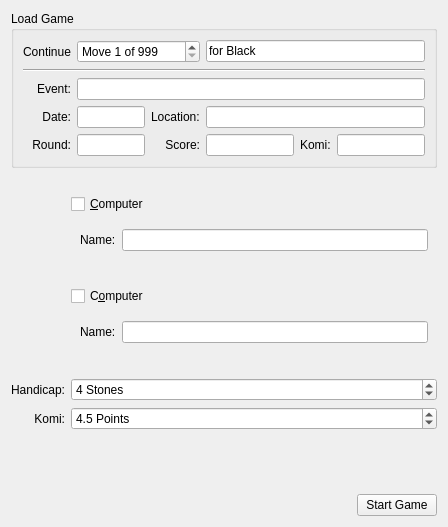
The window that src/gui/widgets/setupwidget.ui (KDE/kigo) describes before a commit, drawn with Qt 5.
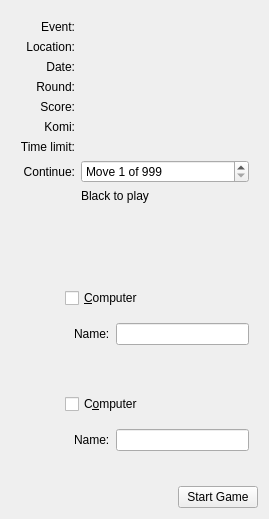
The same window after the commit. The open tabs and pages were chosen to show the change. Custom widgets are drawn as their Qt base class.

Commit message:
Fix loading of games.
Improve sgf parsing.
Leave it to gnugo to figure out the number of moves.
This went wrong even with the examples we ship since they contain variations.
Display more of the properties of loaded games.
Clean up the loading/starting of games and move it to the same position as the
status docker.

The edit to the form file:
```diff
--- a/src/gui/widgets/setupwidget.ui
+++ b/src/gui/widgets/setupwidget.ui
@@ -6,8 +6,8 @@
    <rect>
     <x>0</x>
     <y>0</y>
-    <width>448</width>
-    <height>527</height>
+    <width>269</width>
+    <height>510</height>
    </rect>
   </property>
   <layout class="QVBoxLayout" name="verticalLayout_2">
@@ -23,15 +23,15 @@
       <number>0</number>
      </property>
      <widget class="QWidget" name="newGamePage">
-      <layout class="QVBoxLayout" name="verticalLayout">
-       <item>
+      <layout class="QGridLayout" name="gridLayout_2">
+       <item row="0" column="0">
         <widget class="QLabel" name="label_12">
          <property name="text">
           <string>Board size:</string>
          </property>
         </widget>
        </item>
-       <item>
+       <item row="1" column="0" colspan="2">
         <widget class="QRadioButton" name="sizeSmall">
          <property name="text">
           <string>Tiny (9x9)</string>
@@ -41,14 +41,14 @@
          </property>
         </widget>
        </item>
-       <item>
+       <item row="2" column="0" colspan="2">
         <widget class="QRadioButton" name="sizeMedium">
          <property name="text">
           <string>Small (13x13)</string>
          </property>
         </widget>
        </item>
-       <item>
+       <item row="3" column="0" colspan="2">
         <widget class="QRadioButton" name="sizeBig">
          <property name="text">
           <string>Normal (19x19)</string>
@@ -58,7 +58,7 @@
          </property>
         </widget>
        </item>
-       <item>
+       <item row="4" column="0" colspan="2">
         <layout class="QHBoxLayout" name="horizontalLayout_4">
          <item>
           <widget class="QRadioButton" name="sizeOther">
@@ -91,6 +91,118 @@
          </item>
         </layout>
        </item>
+       <item row="6" column="0">
+        <widget class="QLabel" name="label_5">
+         <property name="sizePolicy">
+          <sizepolicy hsizetype="Minimum" vsizetype="Preferred">
+           <horstretch>0</horstretch>
+           <verstretch>0</verstretch>
+          </sizepolicy>
+         </property>
+         <property name="text">
+          <string>Handicap:</string>
+         </property>
+         <property name="alignment">
+          <set>Qt::AlignRight|Qt::AlignTrailing|Qt::AlignVCenter</set>
+         </property>
+         <property name="buddy">
+          <cstring>handicapSpinBox</cstring>
+         </property>
+        </widget>
+       </item>
+       <item row="6" column="1">
+        <widget class="KIntSpinBox" name="handicapSpinBox">
+         <property name="enabled">
+          <bool>true</bool>
+         </property>
+         <property name="sizePolicy">
+          <sizepolicy hsizetype="MinimumExpanding" vsizetype="Fixed">
+           <horstretch>0</horstretch>
+           <verstretch>0</verstretch>
+          </sizepolicy>
+         </property>
+         <property name="toolTip">
+          <string>Handicap stones are an advantage for the black player.
+Black gets a number of stones on the board before the game starts.</string>
+         </property>
+         <property name="specialValueText">
+          <string>No handicap</string>
+         </property>
+         <property name="suffix">
+          <string> Stones</string>
+         </property>
+         <property name="minimum">
+          <number>1</number>
+         </property>
+         <property name="maximum">
+          <number>9</number>
+         </property>
+         <property name="value">
+          <number>4</number>
+         </property>
+        </widget>
+       </item>
+       <item row="7" column="0">
+        <widget class="QLabel" name="label_4">
+         <property name="sizePolicy">
+          <sizepolicy hsizetype="Minimum" vsizetype="Preferred">
+           <horstretch>0</horstretch>
+           <verstretch>0</verstretch>
+          </sizepolicy>
+         </property>
+         <property name="text">
+          <string>Komi:</string>
+         </property>
+         <property name="alignment">
+          <set>Qt::AlignRight|Qt::AlignTrailing|Qt::AlignVCenter</set>
+         </property>
+         <property name="buddy">
+          <cstring>komiSpinBox</cstring>
+         </property>
+        </widget>
+       </item>
+       <item row="7" column="1">
+        <widget class="QDoubleSpinBox" name="komiSpinBox">
+         <property name="sizePolicy">
+          <sizepolicy hsizetype="MinimumExpanding" vsizetype="Fixed">
+           <horstretch>0</horstretch>
+           <verstretch>0</verstretch>
+          </sizepolicy>
+         </property>
+         <property name="toolTip">
+          <string>Komi are points given to the white player at the end of the game.
+It balances out the advantage black has by making the first move.</string>
+         </property>
+         <property name="suffix">
+          <string> Points</string>
+         </property>
+         <property name="decimals">
+          <number>1</number>
+         </property>
+         <property name="maximum">
+          <double>50.000000000000000</double>
+         </property>
+         <property name="value">
+          <double>4.500000000000000</double>
+         </property>
+        </widget>
+       </item>
+       <item row="5" column="0">
+        <spacer name="verticalSpacer_5">
+         <property name="orientation">
+          <enum>Qt::Vertical</enum>
+         </property>
+         <property name="sizeType">
+          <enum>QSizePolicy::Minimum</enum>
+         </property>
+         <property name="sizeHint" stdset="0">
+          <size>
+           <width>20</width>
+           <height>40</height>
+          </size>
+         </property>
+        </spacer>
+       </item>
       </layout>
      </widget>
      <widget class="QWidget" name="loadGamePage">
@@ -107,253 +219,306 @@
           <enum>QFrame::Plain</enum>
          </property>
          <layout class="QGridLayout" name="gridLayout">
-          <property name="margin">
-           <number>0</number>
-          </property>
           <item row="0" column="0">
-           <widget class="QGroupBox" name="loadedGameBox">
-            <property name="enabled">
+           <widget class="QLabel" name="eventStaticLabel">
+            <property name="sizePolicy">
+             <sizepolicy hsizetype="Minimum" vsizetype="Preferred">
+              <horstretch>0</horstretch>
+              <verstretch>0</verstretch>
+             </sizepolicy>
+            </property>
+            <property name="text">
+             <string>Event:</string>
+            </property>
+            <property name="alignment">
+             <set>Qt::AlignRight|Qt::AlignTrailing|Qt::AlignVCenter</set>
+            </property>
+           </widget>
+          </item>
+          <item row="0" column="1">
+           <widget class="QLabel" name="eventLabel">
+            <property name="sizePolicy">
+             <sizepolicy hsizetype="Minimum" vsizetype="Preferred">
+              <horstretch>0</horstretch>
+              <verstretch>0</verstretch>
+             </sizepolicy>
+            </property>
+            <property name="text">
+             <string/>
+            </property>
+            <property name="alignment">
+             <set>Qt::AlignLeading|Qt::AlignLeft|Qt::AlignVCenter</set>
+            </property>
+            <property name="wordWrap">
              <bool>true</bool>
             </property>
-            <property name="title">
-             <string>Load Game</string>
+           </widget>
+          </item>
+          <item row="1" column="0">
+           <widget class="QLabel" name="locationStaticLabel">
+            <property name="sizePolicy">
+             <sizepolicy hsizetype="Minimum" vsizetype="Preferred">
+              <horstretch>0</horstretch>
+              <verstretch>0</verstretch>
+             </sizepolicy>
             </property>
-            <layout class="QGridLayout" name="gridLayout_5">
-             <item row="0" column="1" colspan="3">
-              <widget class="KIntSpinBox" name="startMoveSpinBox">
-               <property name="accelerated">
-                <bool>true</bool>
-               </property>
-               <property name="correctionMode">
-                <enum>QAbstractSpinBox::CorrectToNearestValue</enum>
-               </property>
-               <property name="suffix">
-                <string> of 999</string>
-               </property>
-               <property name="prefix">
-                <string>Move </string>
-               </property>
-               <property name="minimum">
-                <number>1</number>
-               </property>
-               <property name="maximum">
-                <number>9999</number>
-               </property>
-              </widget>
-             </item>
-             <item row="4" column="4" colspan="3">
-              <widget class="KLineEdit" name="infoLocation">
-               <property name="enabled">
-                <bool>true</bool>
-               </property>
-               <property name="focusPolicy">
-                <enum>Qt::NoFocus</enum>
-               </property>
-               <property name="text">
-                <string/>
-               </property>
-               <property name="readOnly">
-                <bool>true</bool>
-               </property>
-               <property name="urlDropsEnabled">
-                <bool>false</bool>
-               </property>
-              </widget>
-             </item>
-             <item row="4" column="1" colspan="2">
-              <widget class="KLineEdit" name="infoDate">
-               <property name="enabled">
-                <bool>true</bool>
-               </property>
-               <property name="focusPolicy">
-                <enum>Qt::NoFocus</enum>
-               </property>
-               <property name="text">
-                <string/>
-               </property>
-               <property name="maxLength">
-                <number>10</number>
-               </property>
-               <property name="readOnly">
-                <bool>true</bool>
-               </property>
-               <property name="urlDropsEnabled">
-                <bool>false</bool>
-               </property>
-              </widget>
-             </item>
-             <item row="3" column="1" colspan="6">
-              <widget class="KLineEdit" name="infoEvent">
-               <property name="enabled">
-                <bool>true</bool>
-               </property>
-               <property name="focusPolicy">
-                <enum>Qt::NoFocus</enum>
-               </property>
-               <property name="text">
-                <string/>
-               </property>
-               <property name="readOnly">
-                <bool>true</bool>
-               </property>
-               <property name="urlDropsEnabled">
-                <bool>false</bool>
-               </property>
-              </widget>
-             </item>
-             <item row="3" column="0">
-              <widget class="QLabel" name="label_8">
-               <property name="text">
-                <string>Event:</string>
-               </property>
-               <property name="alignment">
-                <set>Qt::AlignRight|Qt::AlignTrailing|Qt::AlignVCenter</set>
-               </property>
-              </widget>
-             </item>
-             <item row="4" column="0">
-              <widget class="QLabel" name="label_9">
-               <property name="text">
-                <string>Date:</string>
-               </property>
-               <property name="alignment">
-                <set>Qt::AlignRight|Qt::AlignTrailing|Qt::AlignVCenter</set>
-               </property>
-              </widget>
-             </item>
-             <item row="2" column="0" colspan="7">
-              <widget class="Line" name="line_2">
-               <property name="orientation">
-                <enum>Qt::Horizontal</enum>
-               </property>
-              </widget>
-             </item>
-             <item row="0" column="0">
-              <widget class="QLabel" name="label_3">
-               <property name="text">
-                <string>Continue</string>
-               </property>
-               <property name="alignment">
-                <set>Qt::AlignRight|Qt::AlignTrailing|Qt::AlignVCenter</set>
-               </property>
-               <property name="buddy">
-                <cstring>startMoveSpinBox</cstring>
-               </property>
-              </widget>
-             </item>
-             <item row="5" column="3">
-              <widget class="QLabel" name="label_10">
-               <property name="text">
-                <string>Score:</string>
-               </property>
-               <property name="alignment">
-                <set>Qt::AlignRight|Qt::AlignTrailing|Qt::AlignVCenter</set>
-               </property>
-              </widget>
-             </item>
-             <item row="5" column="0">
-              <widget class="QLabel" name="label_11">
-               <property name="text">
-                <string>Round:</string>
-               </property>
-               <property name="alignment">
-                <set>Qt::AlignRight|Qt::AlignTrailing|Qt::AlignVCenter</set>
-               </property>
-              </widget>
-             </item>
-             <item row="5" column="1" colspan="2">
-              <widget class="KLineEdit" name="infoRound">
-               <property name="enabled">
-                <bool>true</bool>
-               </property>
-               <property name="focusPolicy">
-                <enum>Qt::NoFocus</enum>
-               </property>
-               <property name="text">
-                <string/>
-               </property>
-               <property name="maxLength">
-                <number>3</number>
-               </property>
-               <property name="readOnly">
-                <bool>true</bool>
-               </property>
-               <property name="urlDropsEnabled">
-                <bool>false</bool>
-               </property>
-              </widget>
-             </item>
-             <item row="0" column="4" colspan="3">
-              <widget class="KLineEdit" name="playerLabel">
-               <property name="enabled">
-                <bool>true</bool>
-               </property>
-               <property name="focusPolicy">
-                <enum>Qt::NoFocus</enum>
-               </property>
-               <property name="contextMenuPolicy">
-                <enum>Qt::DefaultContextMenu</enum>
-               </property>
-               <property name="acceptDrops">
-                <bool>false</bool>
-               </property>
-               <property name="text">
-                <string>for Black</string>
-               </property>
-               <property name="readOnly">
-                <bool>true</bool>
-               </property>
-              </widget>
-             </item>
-             <item row="4" column="3">
-              <widget class="QLabel" name="label">
-               <property name="text">
-                <string>Location:</string>
-               </property>
-              </widget>
-             </item>
-             <item row="5" column="4">
-              <widget class="KLineEdit" name="infoScore">
-               <property name="enabled">
-                <bool>true</bool>
-               </property>
-               <property name="focusPolicy">
-                <enum>Qt::NoFocus</enum>
-               </property>
-               <property name="readOnly">
-                <bool>true</bool>
-               </property>
-               <property name="urlDropsEnabled">
-                <bool>false</bool>
-               </property>
-              </widget>
-             </item>
-             <item row="5" column="6">
-              <widget class="KLineEdit" name="infoKomi">
-               <property name="focusPolicy">
-                <enum>Qt::NoFocus</enum>
-               </property>
-               <property name="contextMenuPolicy">
-                <enum>Qt::DefaultContextMenu</enum>
-               </property>
-               <property name="readOnly">
-                <bool>true</bool>
-               </property>
-               <property name="urlDropsEnabled">
-                <bool>false</bool>
-               </property>
-              </widget>
-             </item>
-             <item row="5" column="5">
-              <widget class="QLabel" name="label_2">
-               <property name="text">
-                <string>Komi:</string>
-               </property>
-              </widget>
-             </item>
-            </layout>
+            <property name="text">
+             <string>Location:</string>
+            </property>
+            <property name="alignment">
+             <set>Qt::AlignRight|Qt::AlignTrailing|Qt::AlignVCenter</set>
+            </property>
            </widget>
           </item>
+          <item row="1" column="1">
+           <widget class="QLabel" name="locationLabel">
+            <property name="sizePolicy">
+             <sizepolicy hsizetype="Minimum" vsizetype="Preferred">
+              <horstretch>0</horstretch>
+              <verstretch>0</verstretch>
+             </sizepolicy>
+            </property>
+            <property name="text">
+             <string/>
+            </property>
+            <property name="alignment">
+             <set>Qt::AlignLeading|Qt::AlignLeft|Qt::AlignVCenter</set>
+            </property>
+            <property name="wordWrap">
+             <bool>true</bool>
+            </property>
+           </widget>
+          </item>
+          <item row="2" column="0">
+           <widget class="QLabel" name="dateStaticLabel">
+            <property name="sizePolicy">
+             <sizepolicy hsizetype="Minimum" vsizetype="Preferred">
+              <horstretch>0</horstretch>
+              <verstretch>0</verstretch>
+             </sizepolicy>
+            </property>
+            <property name="text">
+             <string>Date:</string>
+            </property>
+            <property name="alignment">
+             <set>Qt::AlignRight|Qt::AlignTrailing|Qt::AlignVCenter</set>
+            </property>
+           </widget>
+          </item>
+          <item row="2" column="1">
+           <widget class="QLabel" name="dateLabel">
+            <property name="sizePolicy">
+             <sizepolicy hsizetype="Minimum" vsizetype="Preferred">
+              <horstretch>0</horstretch>
+              <verstretch>0</verstretch>
+             </sizepolicy>
+            </property>
+            <property name="text">
+             <string/>
+            </property>
+            <property name="alignment">
+             <set>Qt::AlignLeading|Qt::AlignLeft|Qt::AlignVCenter</set>
+            </property>
+           </widget>
+          </item>
+          <item row="3" column="0">
+           <widget class="QLabel" name="roundStaticLabel">
+            <property name="sizePolicy">
+             <sizepolicy hsizetype="Minimum" vsizetype="Preferred">
+              <horstretch>0</horstretch>
+              <verstretch>0</verstretch>
+             </sizepolicy>
+            </property>
+            <property name="text">
+             <string>Round:</string>
+            </property>
+            <property name="alignment">
+             <set>Qt::AlignRight|Qt::AlignTrailing|Qt::AlignVCenter</set>
+            </property>
+           </widget>
+          </item>
+          <item row="3" column="1">
+           <widget class="QLabel" name="roundLabel">
+            <property name="sizePolicy">
+             <sizepolicy hsizetype="Minimum" vsizetype="Preferred">
+              <horstretch>0</horstretch>
+              <verstretch>0</verstretch>
+             </sizepolicy>
+            </property>
+            <property name="text">
+             <string/>
+            </property>
+            <property name="alignment">
+             <set>Qt::AlignLeading|Qt::AlignLeft|Qt::AlignVCenter</set>
+            </property>
+           </widget>
+          </item>
+          <item row="4" column="0">
+           <widget class="QLabel" name="scoreStaticLabel">
+            <property name="sizePolicy">
+             <sizepolicy hsizetype="Minimum" vsizetype="Preferred">
+              <horstretch>0</horstretch>
+              <verstretch>0</verstretch>
+             </sizepolicy>
+            </property>
+            <property name="text">
+             <string>Score:</string>
+            </property>
+            <property name="alignment">
+             <set>Qt::AlignRight|Qt::AlignTrailing|Qt::AlignVCenter</set>
+            </property>
+           </widget>
+          </item>
+          <item row="4" column="1">
+           <widget class="QLabel" name="scoreLabel">
+            <property name="sizePolicy">
+             <sizepolicy hsizetype="Minimum" vsizetype="Preferred">
+              <horstretch>0</horstretch>
+              <verstretch>0</verstretch>
+             </sizepolicy>
+            </property>
+            <property name="text">
+             <string/>
+            </property>
+            <property name="alignment">
+             <set>Qt::AlignLeading|Qt::AlignLeft|Qt::AlignVCenter</set>
+            </property>
+           </widget>
+          </item>
+          <item row="5" column="0">
+           <widget class="QLabel" name="komiStaticLabel">
+            <property name="sizePolicy">
+             <sizepolicy hsizetype="Minimum" vsizetype="Preferred">
+              <horstretch>0</horstretch>
+              <verstretch>0</verstretch>
+             </sizepolicy>
+            </property>
+            <property name="text">
+             <string>Komi:</string>
+            </property>
+            <property name="alignment">
+             <set>Qt::AlignRight|Qt::AlignTrailing|Qt::AlignVCenter</set>
+            </property>
+           </widget>
+          </item>
+          <item row="5" column="1">
+           <widget class="QLabel" name="komiLabel">
+            <property name="sizePolicy">
+             <sizepolicy hsizetype="Minimum" vsizetype="Preferred">
+              <horstretch>0</horstretch>
+              <verstretch>0</verstretch>
+             </sizepolicy>
+            </property>
+            <property name="text">
+             <string/>
+            </property>
+            <property name="alignment">
+             <set>Qt::AlignLeading|Qt::AlignLeft|Qt::AlignVCenter</set>
+            </property>
+           </widget>
+          </item>
+          <item row="7" column="0">
+           <widget class="QLabel" name="continueStaticLabel">
+            <property name="sizePolicy">
+             <sizepolicy hsizetype="Minimum" vsizetype="Preferred">
+              <horstretch>0</horstretch>
+              <verstretch>0</verstretch>
+             </sizepolicy>
+            </property>
+            <property name="text">
+             <string>Continue:</string>
+            </property>
+            <property name="alignment">
+             <set>Qt::AlignRight|Qt::AlignTrailing|Qt::AlignVCenter</set>
+            </property>
+            <property name="buddy">
+             <cstring>startMoveSpinBox</cstring>
+            </property>
+           </widget>
+          </item>
+          <item row="9" column="1">
+           <widget class="QLabel" name="playerLabel">
+            <property name="text">
+             <string>Black to play</string>
+            </property>
+           </widget>
+          </item>
+          <item row="7" column="1">
+           <widget class="KIntSpinBox" name="startMoveSpinBox">
+            <property name="sizePolicy">
+             <sizepolicy hsizetype="Expanding" vsizetype="Fixed">
+              <horstretch>0</horstretch>
+              <verstretch>0</verstretch>
+             </sizepolicy>
+            </property>
+            <property name="accelerated">
+             <bool>true</bool>
+            </property>
+            <property name="correctionMode">
+             <enum>QAbstractSpinBox::CorrectToNearestValue</enum>
+            </property>
+            <property name="suffix">
+             <string> of 999</string>
+            </property>
+            <property name="prefix">
+             <string>Move </string>
+            </property>
+            <property name="minimum">
+             <number>1</number>
+            </property>
+            <property name="maximum">
+             <number>9999</number>
+            </property>
+           </widget>
+          </item>
+          <item row="6" column="0">
+           <widget class="QLabel" name="timeStaticLabel">
+            <property name="sizePolicy">
+             <sizepolicy hsizetype="Minimum" vsizetype="Preferred">
+              <horstretch>0</horstretch>
+              <verstretch>0</verstretch>
+             </sizepolicy>
+            </property>
+            <property name="text">
+             <string>Time limit:</string>
+            </property>
+            <property name="alignment">
+             <set>Qt::AlignRight|Qt::AlignTrailing|Qt::AlignVCenter</set>
+            </property>
+           </widget>
+          </item>
+          <item row="6" column="1">
+           <widget class="QLabel" name="timeLabel">
+            <property name="sizePolicy">
+             <sizepolicy hsizetype="Minimum" vsizetype="Preferred">
+              <horstretch>0</horstretch>
+              <verstretch>0</verstretch>
+             </sizepolicy>
+            </property>
+            <property name="text">
+             <string/>
+            </property>
+            <property name="alignment">
+             <set>Qt::AlignLeading|Qt::AlignLeft|Qt::AlignVCenter</set>
+            </property>
+           </widget>
+          </item>
+          <item row="10" column="1">
+           <spacer name="verticalSpacer_6">
+            <property name="orientation">
+             <enum>Qt::Vertical</enum>
+            </property>
+            <property name="sizeType">
+             <enum>QSizePolicy::Minimum</enum>
+            </property>
+            <property name="sizeHint" stdset="0">
+             <size>
+              <width>20</width>
+              <height>40</height>
+             </size>
+            </property>
+           </spacer>
+          </item>
          </layout>
         </widget>
        </item>
@@ -379,7 +544,7 @@
    </item>
    <item>
     <layout class="QGridLayout" name="gridLayout_4">
-     <item row="3" column="0">
+     <item row="4" column="0">
       <spacer name="horizontalSpacer_2">
        <property name="orientation">
         <enum>Qt::Horizontal</enum>
@@ -395,40 +560,21 @@
        </property>
       </spacer>
      </item>
-     <item row="3" column="1" rowspan="2">
-      <widget class="QLabel" name="whiteStoneImageLabel">
-       <property name="sizePolicy">
-        <sizepolicy hsizetype="Fixed" vsizetype="Fixed">
-         <horstretch>0</horstretch>
-         <verstretch>0</verstretch>
-        </sizepolicy>
-       </property>
-       <property name="minimumSize">
-        <size>
-         <width>48</width>
-         <height>48</height>
-        </size>
-       </property>
-       <property name="maximumSize">
-        <size>
-         <width>48</width>
-         <height>48</height>
-        </size>
-       </property>
-       <property name="text">
-        <string/>
-       </property>
-      </widget>
-     </item>
-     <item row="3" column="2">
+     <item row="4" column="2">
       <widget class="QCheckBox" name="whiteIsComputerCheckBox">
        <property name="text">
         <string>&amp;Computer</string>
        </property>
       </widget>
      </item>
-     <item row="4" column="2">
+     <item row="5" column="2" rowspan="2">
       <widget class="QStackedWidget" name="whitePlayerStack">
+       <property name="sizePolicy">
+        <sizepolicy hsizetype="Minimum" vsizetype="Minimum">
+         <horstretch>0</horstretch>
+         <verstretch>0</verstretch>
+        </sizepolicy>
+       </property>
        <property name="frameShape">
         <enum>QFrame::NoFrame</enum>
        </property>
@@ -531,7 +677,7 @@
        </widget>
       </widget>
      </item>
-     <item row="5" column="2">
+     <item row="7" column="2">
       <spacer name="verticalSpacer_2">
        <property name="orientation">
         <enum>Qt::Vertical</enum>
@@ -547,7 +693,7 @@
        </property>
       </spacer>
      </item>
-     <item row="6" column="1" rowspan="2">
+     <item row="8" column="1" rowspan="3">
       <widget class="QLabel" name="blackStoneImageLabel">
        <property name="sizePolicy">
         <sizepolicy hsizetype="Fixed" vsizetype="Fixed">
@@ -567,20 +713,29 @@
          <height>48</height>
         </size>
        </property>
+       <property name="frameShape">
+        <enum>QFrame::NoFrame</enum>
+       </property>
        <property name="text">
         <string/>
        </property>
       </widget>
      </item>
-     <item row="6" column="2">
+     <item row="9" column="2">
       <widget class="QCheckBox" name="blackIsComputerCheckBox">
        <property name="text">
         <string>C&amp;omputer</string>
        </property>
       </widget>
      </item>
-     <item row="7" column="2">
+     <item row="10" column="2" rowspan="2">
       <widget class="QStackedWidget" name="blackPlayerStack">
+       <property name="sizePolicy">
+        <sizepolicy hsizetype="Minimum" vsizetype="Preferred">
+         <horstretch>0</horstretch>
+         <verstretch>0</verstretch>
+        </sizepolicy>
+       </property>
        <property name="currentIndex">
         <number>0</number>
        </property>
@@ -680,7 +835,7 @@
        </widget>
       </widget>
      </item>
-     <item row="8" column="2">
+     <item row="12" column="2">
       <spacer name="verticalSpacer_3">
        <property name="orientation">
         <enum>Qt::Vertical</enum>
@@ -696,69 +851,97 @@
        </property>
       </spacer>
      </item>
-     <item row="9" column="0" colspan="2">
-      <widget class="QLabel" name="label_5">
-       <property name="text">
-        <string>Handicap:</string>
+     <item row="6" column="1">
+      <spacer name="verticalSpacer_7">
+       <property name="orientation">
+        <enum>Qt::Vertical</enum>
        </property>
-       <property name="alignment">
-        <set>Qt::AlignRight|Qt::AlignTrailing|Qt::AlignVCenter</set>
+       <property name="sizeType">
+        <enum>QSizePolicy::Minimum</enum>
        </property>
-       <property name="buddy">
-        <cstring>handicapSpinBox</cstring>
+       <property name="sizeHint" stdset="0">
+        <size>
+         <width>20</width>
+         <height>0</height>
+        </size>
        </property>
-      </widget>
+      </spacer>
      </item>
-     <item row="9" column="2">
-      <widget class="KIntSpinBox" name="handicapSpinBox">
-       <property name="enabled">
-        <bool>true</bool>
+     <item row="11" column="1">
+      <spacer name="verticalSpacer_8">
+       <property name="orientation">
+        <enum>Qt::Vertical</enum>
        </property>
-       <property name="specialValueText">
-        <string>No handicap</string>
+       <property name="sizeType">
+        <enum>QSizePolicy::Minimum</enum>
        </property>
-       <property name="suffix">
-        <string> Stones</string>
+       <property name="sizeHint" stdset="0">
+        <size>
+         <width>20</width>
+         <height>0</height>
+        </size>
        </property>
-       <property name="minimum">
-        <number>1</number>
+      </spacer>
+     </item>
+     <item row="3" column="2">
+      <spacer name="verticalSpacer_9">
+       <property name="orientation">
+        <enum>Qt::Vertical</enum>
        </property>
-       <property name="maximum">
-        <number>9</number>
+       <property name="sizeType">
+        <enum>QSizePolicy::Fixed</enum>
        </property>
-       <property name="value">
-        <number>4</number>
+       <property name="sizeHint" stdset="0">
+        <size>
+         <width>20</width>
+         <height>4</height>
+        </size>
        </property>
-      </widget>
+      </spacer>
      </item>
-     <item row="10" column="0" colspan="2">
-      <widget class="QLabel" name="label_4">
-       <property name="text">
-        <string>Komi:</string>
+     <item row="3" column="1" rowspan="3">
+      <widget class="QLabel" name="whiteStoneImageLabel">
+       <property name="sizePolicy">
+        <sizepolicy hsizetype="Fixed" vsizetype="MinimumExpanding">
+         <horstretch>0</horstretch>
+         <verstretch>0</verstretch>
+        </sizepolicy>
        </property>
-       <property name="alignment">
-        <set>Qt::AlignRight|Qt::AlignTrailing|Qt::AlignVCenter</set>
+       <property name="minimumSize">
+        <size>
+         <width>48</width>
+         <height>48</height>
+        </size>
        </property>
-       <property name="buddy">
-        <cstring>komiSpinBox</cstring>
+       <property name="maximumSize">
+        <size>
+         <width>48</width>
+         <height>48</height>
+        </size>
        </property>
+       <property name="frameShape">
+        <enum>QFrame::NoFrame</enum>
+       </property>
+       <property name="text">
+        <string/>
+       </property>
       </widget>
      </item>
-     <item row="10" column="2">
-      <widget class="QDoubleSpinBox" name="komiSpinBox">
-       <property name="suffix">
-        <string> Points</string>
+     <item row="8" column="2">
+      <spacer name="verticalSpacer_10">
+       <property name="orientation">
+        <enum>Qt::Vertical</enum>
        </property>
-       <property name="decimals">
-        <number>1</number>
+       <property name="sizeType">
+        <enum>QSizePolicy::Fixed</enum>
        </property>
-       <property name="maximum">
-        <double>50.000000000000000</double>
+       <property name="sizeHint" stdset="0">
+        <size>
+         <width>20</width>
+         <height>4</height>
+        </size>
        </property>
-       <property name="value">
-        <double>4.500000000000000</double>
-       </property>
-      </widget>
+      </spacer>
      </item>
     </layout>
    </item>
@@ -770,7 +953,7 @@
      <property name="sizeHint" stdset="0">
       <size>
        <width>20</width>
-       <height>40</height>
+       <height>10</height>
       </size>
      </property>
     </spacer>
@@ -801,9 +984,6 @@
    </item>
   </layout>
   <zorder>gameSetupStack</zorder>
-  <zorder>startButton</zorder>
-  <zorder>layoutWidget</zorder>
-  <zorder>horizontalSpacer</zorder>
   <zorder>verticalSpacer_4</zorder>
  </widget>
  <customwidgets>
```
Left out of the diff: 1 changed line with no effect on the pictures. The commit also changes 3 other files.
